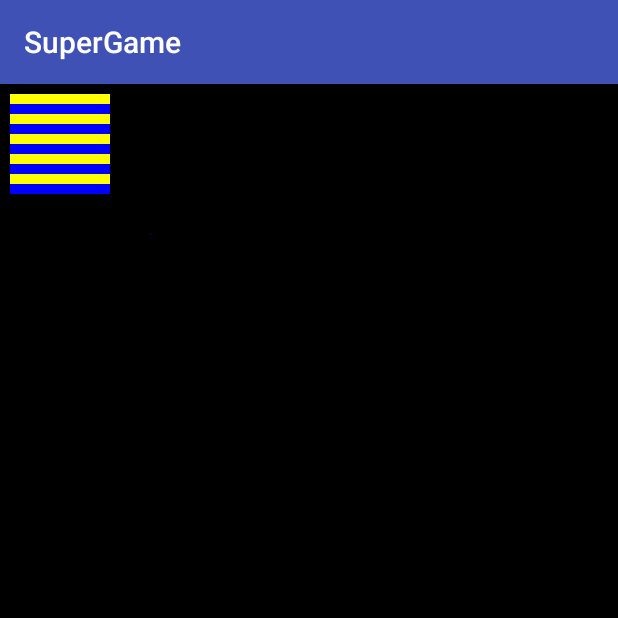
After one commit to Stefanorieck/SuperGame, an Android app: the WorldActivity screen opened directly, with no data from a screen before it, on a phone screen of 412 x 824 dp, the top half of it. The commit adds this screen. Run offline under Robolectric (Android 15) with nearby library versions, the phone set to English and light mode, and no system bars.

Commit message:
Worldview

```diff
--- a/app/src/main/AndroidManifest.xml
+++ b/app/src/main/AndroidManifest.xml
@@ -15,6 +15,7 @@
                 <category android:name="android.intent.category.LAUNCHER" />
             </intent-filter>
         </activity>
+        <activity android:name=".WorldActivity"></activity>
     </application>
 
 </manifest>
--- /dev/null
+++ b/app/src/main/java/com/example/rieck/supergame/WorldActivity.java
@@ -0,0 +1,19 @@
+package com.example.rieck.supergame;
+
+import android.graphics.Color;
+import android.graphics.Paint;
+import android.support.v7.app.AppCompatActivity;
+import android.os.Bundle;
+
+public class WorldActivity extends AppCompatActivity {
+
+    @Override
+    protected void onCreate(Bundle savedInstanceState) {
+        super.onCreate(savedInstanceState);
+
+
+        WorldView view = new WorldView(this);
+        view.setBackgroundColor(Color.BLACK);
+        setContentView(view);
+    }
+}
--- /dev/null
+++ b/app/src/main/java/com/example/rieck/supergame/WorldView.java
@@ -0,0 +1,37 @@
+package com.example.rieck.supergame;
+
+import android.content.Context;
+import android.graphics.Canvas;
+import android.graphics.Color;
+import android.graphics.Paint;
+import android.view.View;
+
+/**
+ * Created by rieck on 11.03.2016.
+ */
+public class WorldView extends View {
+
+    Paint paint = new Paint();
+
+    public WorldView(Context context)  {
+        super(context);
+    }
+
+    @Override
+    protected void onDraw(Canvas canvas) {
+        paint.setColor(Color.CYAN);
+        for (int y=1; y <= 10; y++) {
+            if (y % 2 == 0)
+                paint.setColor(Color.BLUE);
+            else
+                paint.setColor(Color.YELLOW);
+            for (int x=1; x <= 10; x++) {
+                canvas.drawRect(10*x, 10*y, 10*x + 10, 10*y + 10, paint);
+            }
+        }
+
+        canvas.drawRect(150, 150, 151, 151, paint);
+
+
+    }
+}
--- a/app/src/main/res/values/strings.xml
+++ b/app/src/main/res/values/strings.xml
@@ -1,3 +1,4 @@
 <resources>
     <string name="app_name">SuperGame</string>
+    <string name="start">Start</string>
 </resources>
```
Also changed, not shown: app/src/main/java/com/example/rieck/supergame/MainActivity.java (+18 -0 lines), app/src/main/res/layout/activity_main.xml (+11 -1 lines), app/src/main/res/layout/activity_world.xml (added, +12 -0 lines).
